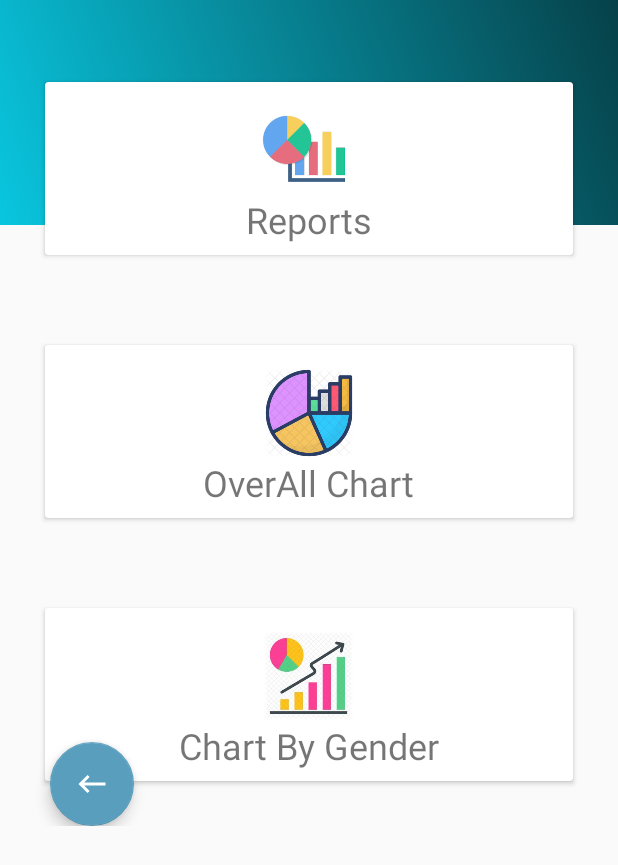
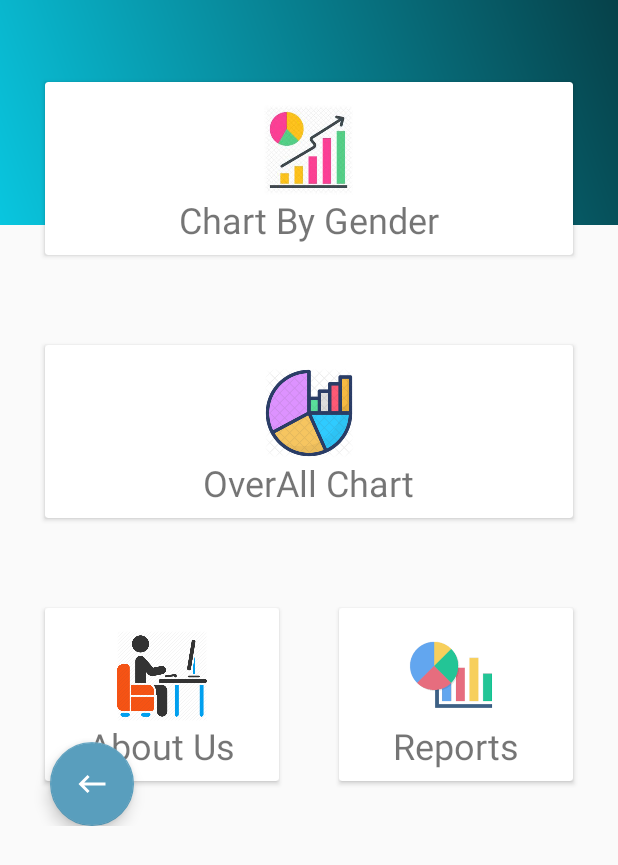
Before and after one commit to evanamahfouz/RetinalDetictPro, an Android app: the DashboradResearcherFragment screen opened directly, with no data from a screen before it, on a phone screen of 412 x 824 dp. Shown: the top 865 px of the screen. Run offline under Robolectric (Android 15) with nearby library versions, the phone set to English and light mode, and no system bars; our stand-ins replace data binding; 1 statement that could not run was skipped.

Commit message:
commet_firebase_5

```diff
--- a/app/src/main/java/com/example/ratinadeticpro/Ui/ui/ResercherDashBoard/DashboradResearcherFragment.kt
+++ b/app/src/main/java/com/example/ratinadeticpro/Ui/ui/ResercherDashBoard/DashboradResearcherFragment.kt
@@ -40,5 +40,9 @@ class DashboradResearcherFragment : Fragment() {
             Navigation.findNavController(view)
                 .navigate(R.id.action_dashboradResearcherFragment_to_loginActivity)
         }
+        btn_aboutUs.setOnClickListener {
+            Navigation.findNavController(view)
+                .navigate(R.id.action_dashboradResearcherFragment_to_aboutUsFrag)
+        }
     }
 }
--- a/app/src/main/res/layout/fragment_dashborad_researcher.xml
+++ b/app/src/main/res/layout/fragment_dashborad_researcher.xml
@@ -35,35 +35,36 @@
             app:layout_constraintStart_toStartOf="parent">
 
             <androidx.cardview.widget.CardView
-
                 android:layout_width="0dp"
                 android:layout_height="match_parent"
                 android:layout_margin="20dp"
                 android:layout_weight="1">
 
                 <RelativeLayout
-                    android:id="@+id/chart_age"
+                    android:id="@+id/chart_Gender"
                     android:layout_width="match_parent"
+
                     android:layout_height="match_parent">
 
                     <TextView
-                        android:id="@+id/textView3"
+                        android:id="@+id/textView9"
                         android:layout_width="wrap_content"
                         android:layout_height="wrap_content"
-                        android:layout_below="@id/bus"
+                        android:layout_below="@id/cycle1"
                         android:layout_centerHorizontal="true"
-                        android:text="Reports"
+                        android:text="@string/chart_by_gender"
                         android:textSize="24sp" />
 
                     <ImageView
-                        android:id="@+id/bus"
+                        android:id="@+id/cycle1"
                         android:layout_width="90dp"
                         android:layout_height="60dp"
                         android:layout_centerHorizontal="true"
                         android:layout_marginTop="15dp"
-                        android:contentDescription="@string/insetimg"
-                        app:srcCompat="@drawable/chart_age" />
+                        android:contentDescription="@string/aboutus"
+                        app:srcCompat="@drawable/chart_gender" />
                 </RelativeLayout>
+
             </androidx.cardview.widget.CardView>
 
 
@@ -126,7 +127,6 @@
             app:layout_constraintStart_toStartOf="parent"
             app:layout_constraintTop_toBottomOf="@+id/linearLayout2">
 
-
             <androidx.cardview.widget.CardView
                 android:layout_width="0dp"
                 android:layout_height="match_parent"
@@ -134,30 +134,62 @@
                 android:layout_weight="1">
 
                 <RelativeLayout
-                    android:id="@+id/chart_Gender"
+                    android:id="@+id/btn_aboutUs"
                     android:layout_width="match_parent"
 
                     android:layout_height="match_parent">
 
                     <TextView
-                        android:id="@+id/textView9"
+                        android:id="@+id/textView8"
                         android:layout_width="wrap_content"
                         android:layout_height="wrap_content"
-                        android:layout_below="@id/cycle1"
+                        android:layout_below="@id/cycle"
                         android:layout_centerHorizontal="true"
-                        android:text="@string/chart_by_gender"
+                        android:text="@string/about_us"
                         android:textSize="24sp" />
 
                     <ImageView
-                        android:id="@+id/cycle1"
+                        android:id="@+id/cycle"
+                        android:layout_width="60dp"
+                        android:layout_height="60dp"
+                        android:layout_centerHorizontal="true"
+                        android:layout_marginTop="15dp"
+                        android:contentDescription="@string/aboutus"
+                        app:srcCompat="@drawable/admin" />
+                </RelativeLayout>
+
+            </androidx.cardview.widget.CardView>
+
+            <androidx.cardview.widget.CardView
+
+                android:layout_width="0dp"
+                android:layout_height="match_parent"
+                android:layout_margin="20dp"
+                android:layout_weight="1">
+
+                <RelativeLayout
+                    android:id="@+id/chart_age"
+                    android:layout_width="match_parent"
+                    android:layout_height="match_parent">
+
+                    <TextView
+                        android:id="@+id/textView3"
+                        android:layout_width="wrap_content"
+                        android:layout_height="wrap_content"
+                        android:layout_below="@id/bus"
+                        android:layout_centerHorizontal="true"
+                        android:text="Reports"
+                        android:textSize="24sp" />
+
+                    <ImageView
+                        android:id="@+id/bus"
                         android:layout_width="90dp"
                         android:layout_height="60dp"
                         android:layout_centerHorizontal="true"
                         android:layout_marginTop="15dp"
-                        android:contentDescription="@string/aboutus"
-                        app:srcCompat="@drawable/chart_gender" />
+                        android:contentDescription="@string/insetimg"
+                        app:srcCompat="@drawable/chart_age" />
                 </RelativeLayout>
-
             </androidx.cardview.widget.CardView>
 
 
--- a/app/src/main/res/navigation/nav_graph_2.xml
+++ b/app/src/main/res/navigation/nav_graph_2.xml
@@ -38,14 +38,21 @@
             app:enterAnim="@anim/slide_in_left"
             app:exitAnim="@anim/slide_out_right"
             app:popEnterAnim="@anim/slide_in_right"
-            app:popExitAnim="@anim/slide_out_left"/>
+            app:popExitAnim="@anim/slide_out_left" />
         <action
             android:id="@+id/action_dashboradResearcherFragment_to_loginActivity2"
             app:destination="@id/loginActivity"
             app:enterAnim="@anim/slide_in_left"
             app:exitAnim="@anim/slide_out_right"
             app:popEnterAnim="@anim/slide_in_right"
-            app:popExitAnim="@anim/slide_out_left"/>
+            app:popExitAnim="@anim/slide_out_left" />
+        <action
+            android:id="@+id/action_dashboradResearcherFragment_to_aboutUsFrag"
+            app:destination="@id/aboutUsFrag"
+            app:enterAnim="@anim/slide_in_left"
+            app:exitAnim="@anim/slide_out_right"
+            app:popEnterAnim="@anim/slide_in_right"
+            app:popExitAnim="@anim/slide_out_left" />
     </fragment>
     <activity
         android:id="@+id/loginActivity"
@@ -90,15 +97,28 @@
         android:id="@+id/chartByAgeFragment"
         android:name="com.example.ratinadeticpro.Ui.ui.ChartByAge.ChartByAgeFragment"
         android:label="fragment_chart_by_age"
-        tools:layout="@layout/fragment_chart_by_age" >
+        tools:layout="@layout/fragment_chart_by_age">
         <action
             android:id="@+id/action_chartByAgeFragment_to_dashboradResearcherFragment"
             app:destination="@id/dashboradResearcherFragment"
-            app:popUpTo="@+id/loginActivity"
             app:enterAnim="@anim/slide_in_left"
             app:exitAnim="@anim/slide_out_right"
             app:popEnterAnim="@anim/slide_in_right"
             app:popExitAnim="@anim/slide_out_left"
+            app:popUpTo="@+id/loginActivity"
             app:popUpToInclusive="true" />
     </fragment>
+    <fragment
+        android:id="@+id/aboutUsFrag"
+        android:name="com.example.ratinadeticpro.ui.ui.ResercherDashBoard.AboutUsFrag"
+        android:label="AboutUsFrag"
+        tools:layout="@layout/fragment_about_us_researcher">
+        <action
+            android:id="@+id/action_aboutUsFrag_to_dashboradResearcherFragment"
+            app:destination="@id/dashboradResearcherFragment"
+            app:enterAnim="@anim/slide_in_left"
+            app:exitAnim="@anim/slide_out_right"
+            app:popEnterAnim="@anim/slide_in_right"
+            app:popExitAnim="@anim/slide_out_left" />
+    </fragment>
 </navigation>
```
Also changed, not shown: app/src/main/java/com/example/ratinadeticpro/ui/ui/ResercherDashBoard/AboutUsFrag.kt (added, +29 -0 lines), app/src/main/res/layout/fragment_about_us_researcher.xml (added, +122 -0 lines).
